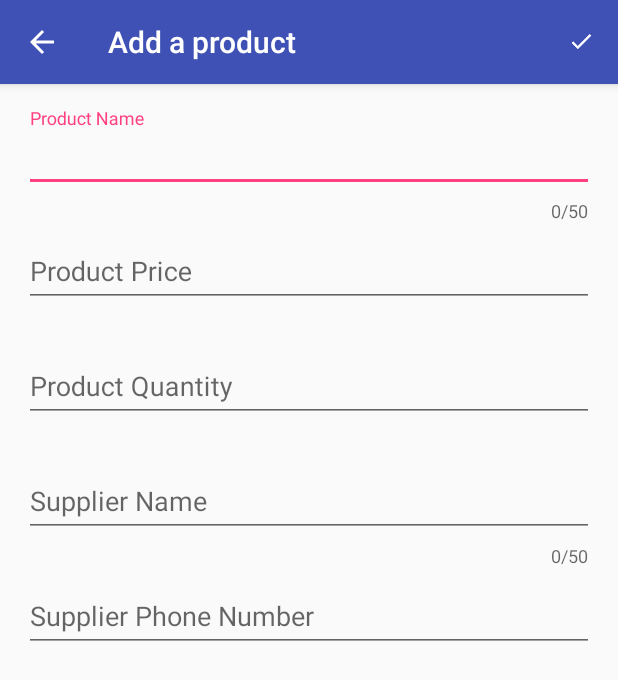
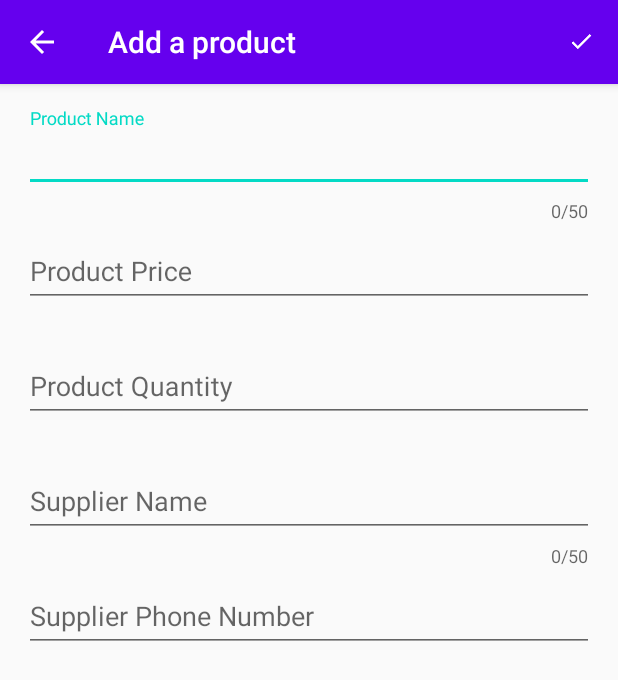
Before and after one commit to Hossam-Tarek/Inventory, an Android app: the EditorActivity screen opened directly, with no data from a screen before it, on a phone screen of 412 x 824 dp. Shown: the top 680 px of the screen. Run offline under Robolectric (Android 15) with nearby library versions, the phone set to English and light mode, and no system bars.

Commit message:
Change colors

```diff
--- a/app/src/main/res/values/colors.xml
+++ b/app/src/main/res/values/colors.xml
@@ -1,6 +1,6 @@
 <?xml version="1.0" encoding="utf-8"?>
 <resources>
-    <color name="colorPrimary">#3F51B5</color>
-    <color name="colorPrimaryDark">#303F9F</color>
-    <color name="colorAccent">#FF4081</color>
+    <color name="colorPrimary">#6500EE</color>
+    <color name="colorPrimaryDark">#3700B3</color>
+    <color name="colorAccent">#03DAC5</color>
 </resources>
```
